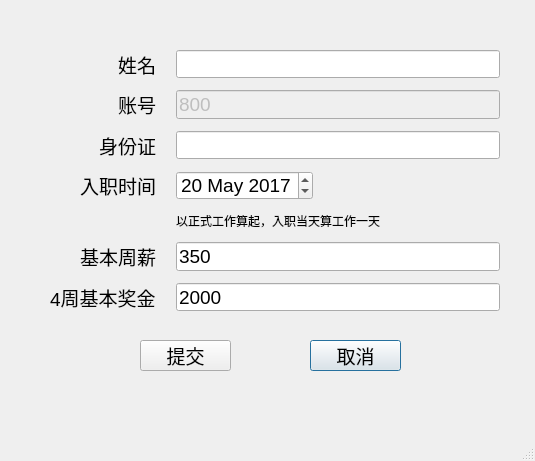
Above: _new_employee.ui from windjokes/tianda_employee before the change. Below: the same form after it.
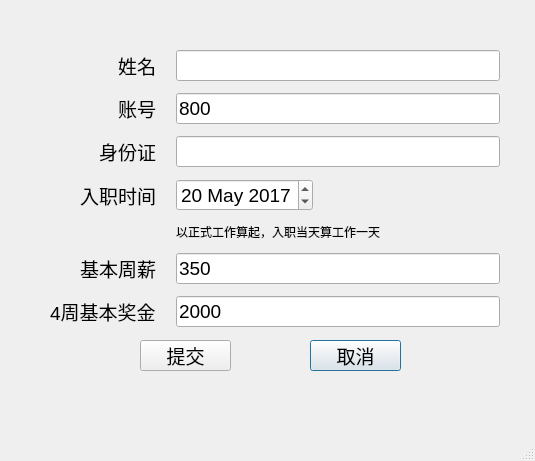
That is the form after the change.

```diff
--- a/_new_employee.ui
+++ b/_new_employee.ui
@@ -2,6 +2,9 @@
 <ui version="4.0">
  <class>Dialog</class>
  <widget class="QDialog" name="Dialog">
+  <property name="enabled">
+   <bool>true</bool>
+  </property>
   <property name="geometry">
    <rect>
     <x>0</x>
@@ -27,7 +30,7 @@
      <x>50</x>
      <y>50</y>
      <width>450</width>
-     <height>261</height>
+     <height>281</height>
     </rect>
    </property>
    <layout class="QFormLayout" name="formLayout">
@@ -100,7 +103,7 @@
     <item row="1" column="1">
      <widget class="QLineEdit" name="lineEdit_2">
       <property name="enabled">
-       <bool>false</bool>
+       <bool>true</bool>
       </property>
       <property name="text">
        <string>800</string>
```
Left out of the diff: 3 changed lines with no effect on the pictures.
